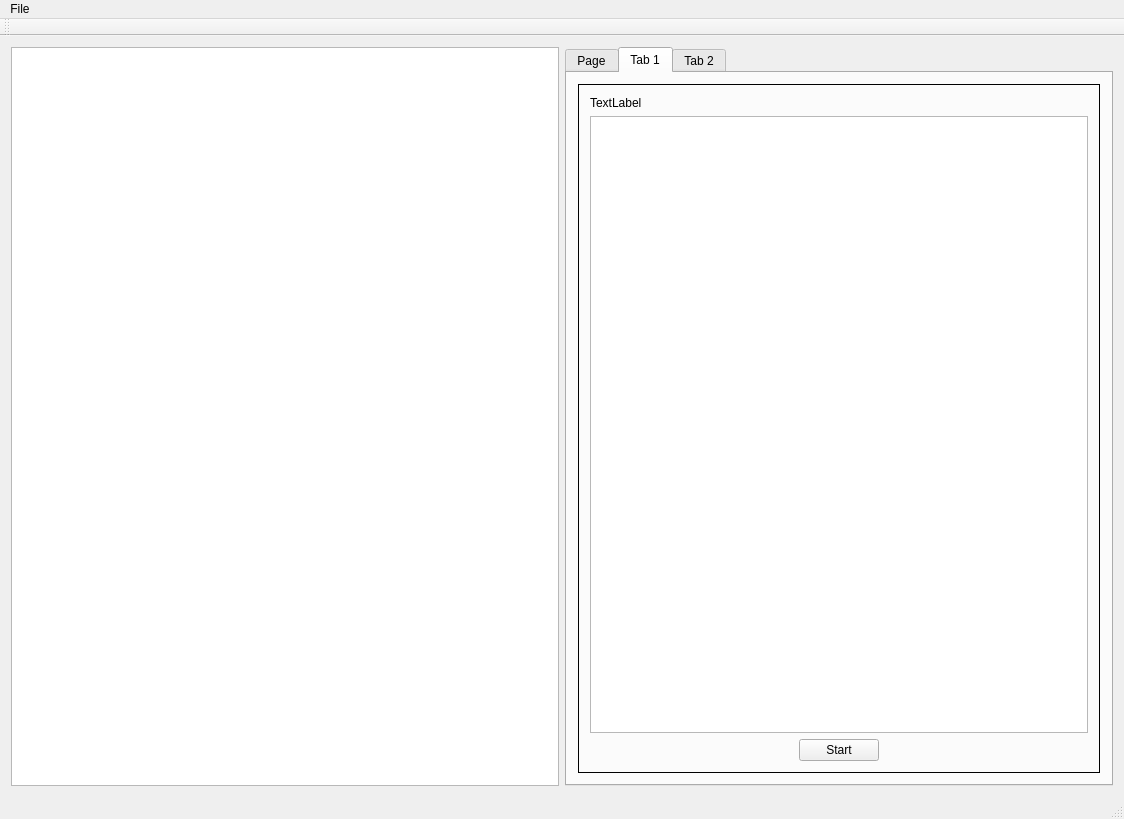
Above: RawRecovery/forms/RawRecovery.ui from Lyarvo4ka/RecoveryTools before the change. Below: the same form after it.
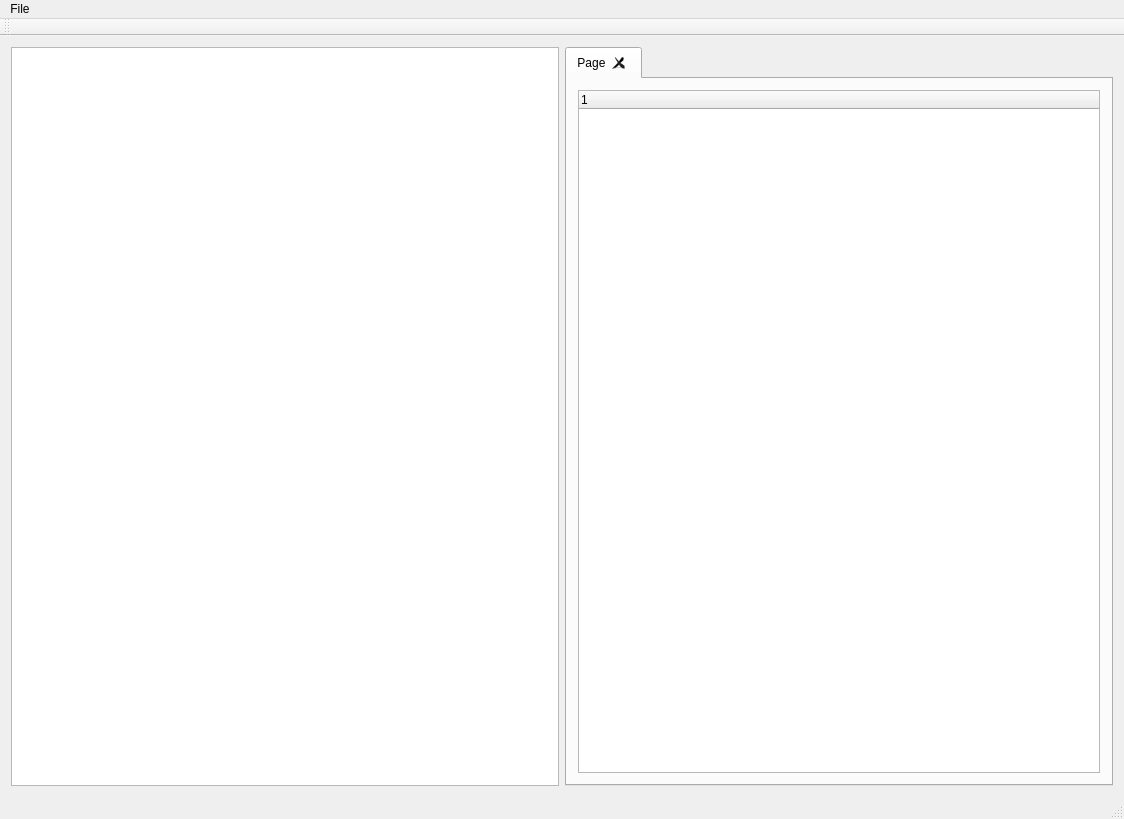
That is the form after the change. The open tabs and pages were chosen to show the change.

```diff
--- a/RawRecovery/forms/RawRecovery.ui
+++ b/RawRecovery/forms/RawRecovery.ui
@@ -25,6 +25,9 @@
         <property name="currentIndex">
          <number>0</number>
         </property>
+        <property name="tabsClosable">
+         <bool>true</bool>
+        </property>
         <widget class="QWidget" name="propertiesTabWidget">
          <attribute name="title">
           <string>Page</string>
@@ -41,80 +44,6 @@
           </item>
          </layout>
         </widget>
-        <widget class="QWidget" name="tab">
-         <attribute name="title">
-          <string>Tab 1</string>
-         </attribute>
-         <layout class="QVBoxLayout" name="verticalLayout_3">
-          <item>
-           <widget class="QStackedWidget" name="stackedWidget">
-            <property name="frameShape">
-             <enum>QFrame::Box</enum>
-            </property>
-            <property name="currentIndex">
-             <number>1</number>
-            </property>
-            <widget class="QWidget" name="page">
-             <layout class="QVBoxLayout" name="verticalLayout_2">
-              <item>
-               <widget class="QLabel" name="label">
-                <property name="text">
-                 <string>TextLabel</string>
-                </property>
-               </widget>
-              </item>
-              <item>
-               <widget class="QTreeView" name="signatureTree"/>
-              </item>
-              <item>
-               <layout class="QHBoxLayout" name="horizontalLayout_2">
-                <item>
-                 <spacer name="horizontalSpacer">
-                  <property name="orientation">
-                   <enum>Qt::Horizontal</enum>
-                  </property>
-                  <property name="sizeHint" stdset="0">
-                   <size>
-                    <width>40</width>
-                    <height>20</height>
-                   </size>
-                  </property>
-                 </spacer>
-                </item>
-                <item>
-                 <widget class="QPushButton" name="pushButton">
-                  <property name="text">
-                   <string>Start</string>
-                  </property>
-                 </widget>
-                </item>
-                <item>
-                 <spacer name="horizontalSpacer_2">
-                  <property name="orientation">
-                   <enum>Qt::Horizontal</enum>
-                  </property>
-                  <property name="sizeHint" stdset="0">
-                   <size>
-                    <width>40</width>
-                    <height>20</height>
-                   </size>
-                  </property>
-                 </spacer>
-                </item>
-               </layout>
-              </item>
-             </layout>
-            </widget>
-            <widget class="QWidget" name="page_2"/>
-           </widget>
-          </item>
-         </layout>
-        </widget>
-        <widget class="QWidget" name="tab_2">
-         <attribute name="title">
-          <string>Tab 2</string>
-         </attribute>
-        </widget>
        </widget>
       </item>
      </layout>
```
